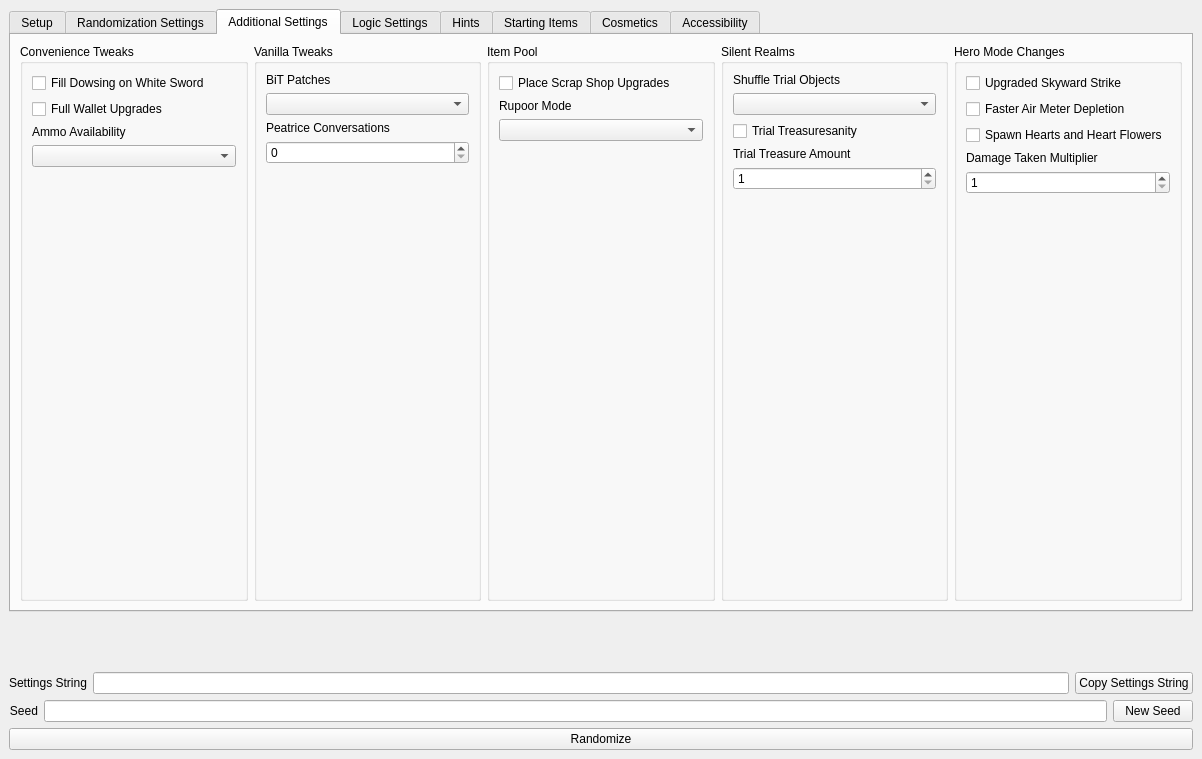
Old version of the form gui/randogui.ui in the repository ssrando/ssrando.
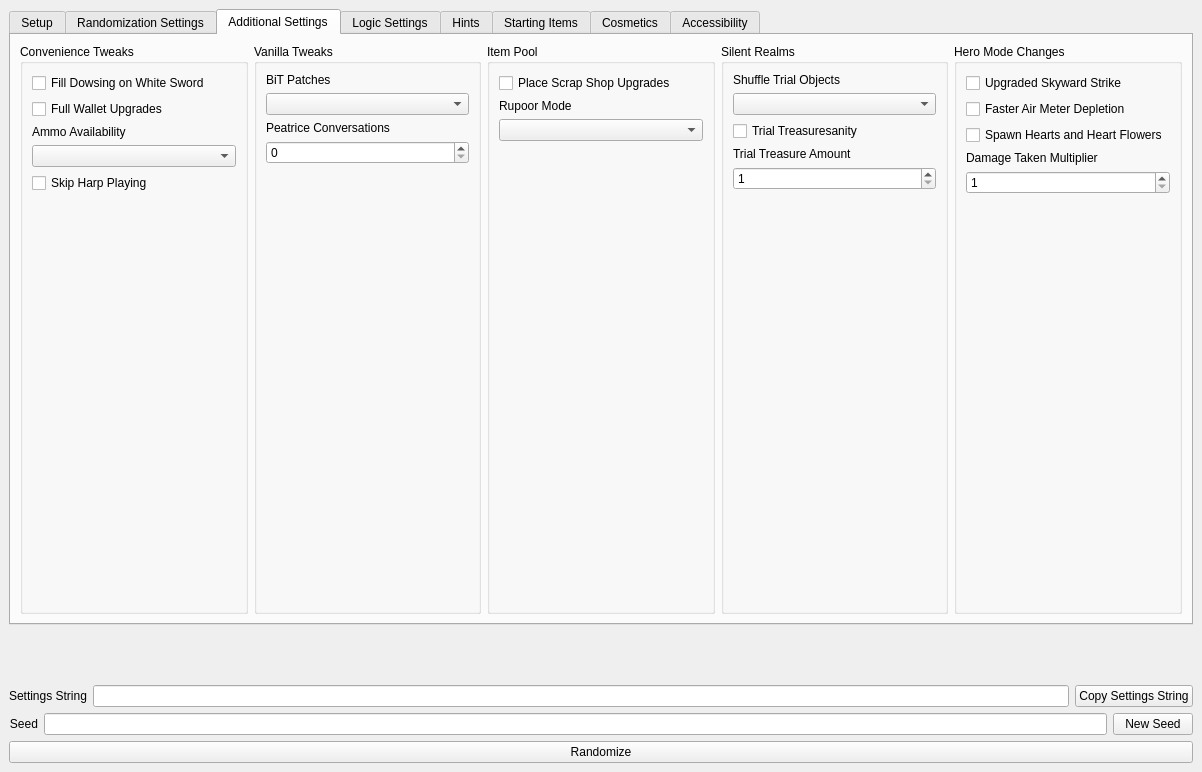
New version of the form. The open tabs and pages were chosen to show the change.

Commit message:
Add Option for Skip Harp Playing (#623)
* implement skip harp playing

* implement with asm instead of item collection hook

* remove unnecessary symbol

Diff of the .ui file:
```diff
--- a/gui/randogui.ui
+++ b/gui/randogui.ui
@@ -7,7 +7,7 @@
     <x>0</x>
     <y>0</y>
     <width>1202</width>
-    <height>759</height>
+    <height>772</height>
    </rect>
   </property>
   <property name="sizePolicy">
@@ -1070,6 +1070,13 @@
              <item>
               <widget class="QComboBox" name="option_ammo_availability"/>
              </item>
+             <item>
+              <widget class="QCheckBox" name="option_skip_harp_playing">
+               <property name="text">
+                <string>Skip Harp Playing</string>
+               </property>
+              </widget>
+             </item>
              <item>
               <spacer name="vspace_convenience_tweaks">
                <property name="orientation">
```
Left out of the diff: 6 changed lines with no effect on the pictures. The commit also changes 9 other files.
